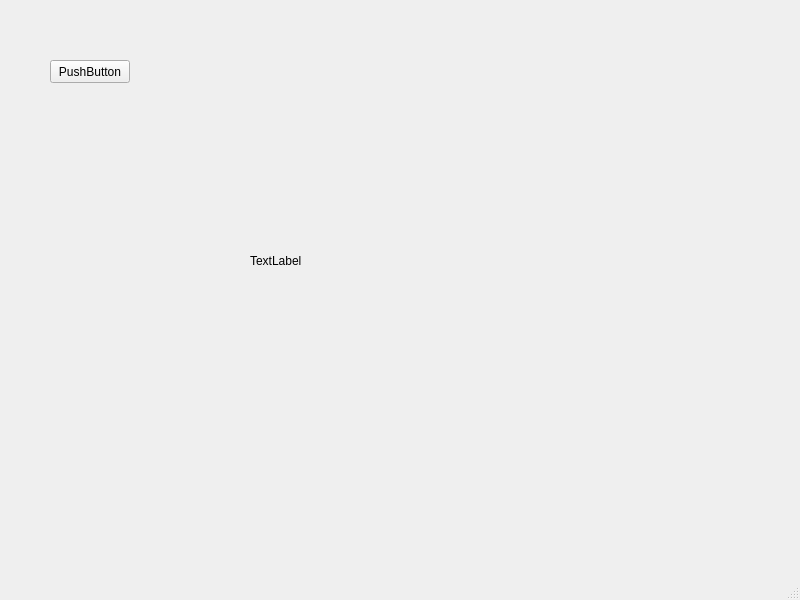
Above: test_opencv/mainwindow.ui from seanyang1-cn/omakase-in-california before the change. Below: the same form after it.
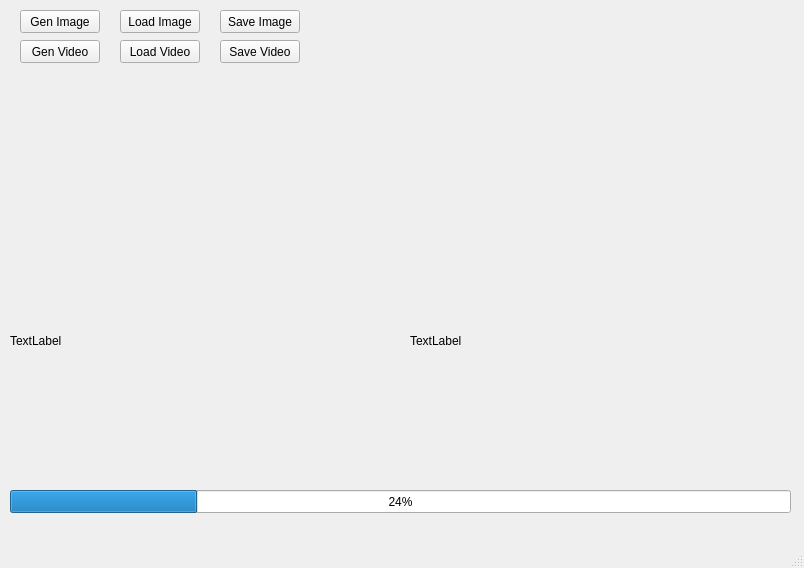
That is the form after the change.

```diff
--- a/test_opencv/mainwindow.ui
+++ b/test_opencv/mainwindow.ui
@@ -6,8 +6,8 @@
    <rect>
     <x>0</x>
     <y>0</y>
-    <width>800</width>
-    <height>600</height>
+    <width>804</width>
+    <height>568</height>
    </rect>
   </property>
   <property name="windowTitle">
@@ -17,29 +17,120 @@
    <widget class="QPushButton" name="pushButton">
     <property name="geometry">
      <rect>
-      <x>50</x>
-      <y>60</y>
+      <x>20</x>
+      <y>40</y>
       <width>80</width>
       <height>23</height>
      </rect>
     </property>
     <property name="text">
-     <string>PushButton</string>
+     <string>Gen Video</string>
     </property>
    </widget>
    <widget class="QLabel" name="imageLabel">
     <property name="geometry">
      <rect>
-      <x>250</x>
-      <y>50</y>
-      <width>481</width>
-      <height>421</height>
+      <x>410</x>
+      <y>170</y>
+      <width>381</width>
+      <height>341</height>
      </rect>
     </property>
     <property name="text">
      <string>TextLabel</string>
     </property>
    </widget>
+   <widget class="QProgressBar" name="progressBar">
+    <property name="geometry">
+     <rect>
+      <x>10</x>
+      <y>490</y>
+      <width>781</width>
+      <height>23</height>
+     </rect>
+    </property>
+    <property name="value">
+     <number>24</number>
+    </property>
+   </widget>
+   <widget class="QLabel" name="imageLabel_before">
+    <property name="geometry">
+     <rect>
+      <x>10</x>
+      <y>170</y>
+      <width>381</width>
+      <height>341</height>
+     </rect>
+    </property>
+    <property name="text">
+     <string>TextLabel</string>
+    </property>
+   </widget>
+   <widget class="QPushButton" name="pushButton_loadImage">
+    <property name="geometry">
+     <rect>
+      <x>120</x>
+      <y>10</y>
+      <width>80</width>
+      <height>23</height>
+     </rect>
+    </property>
+    <property name="text">
+     <string>Load Image</string>
+    </property>
+   </widget>
+   <widget class="QPushButton" name="pushButton_saveImage">
+    <property name="geometry">
+     <rect>
+      <x>220</x>
+      <y>10</y>
+      <width>80</width>
+      <height>23</height>
+     </rect>
+    </property>
+    <property name="text">
+     <string>Save Image</string>
+    </property>
+   </widget>
+   <widget class="QPushButton" name="pushButton_loadVideo">
+    <property name="geometry">
+     <rect>
+      <x>120</x>
+      <y>40</y>
+      <width>80</width>
+      <height>23</height>
+     </rect>
+    </property>
+    <property name="text">
+     <string>Load Video</string>
+    </property>
+   </widget>
+   <widget class="QPushButton" name="pushButton_saveVideo">
+    <property name="geometry">
+     <rect>
+      <x>220</x>
+      <y>40</y>
+      <width>80</width>
+      <height>23</height>
+     </rect>
+    </property>
+    <property name="text">
+     <string>Save Video</string>
+    </property>
+   </widget>
+   <widget class="QPushButton" name="pushButton_genImage">
+    <property name="geometry">
+     <rect>
+      <x>20</x>
+      <y>10</y>
+      <width>80</width>
+      <height>23</height>
+     </rect>
+    </property>
+    <property name="text">
+     <string>Gen Image</string>
+    </property>
+   </widget>
   </widget>
   <widget class="QMenuBar" name="menubar">
    <property name="geometry">
```
Left out of the diff: 4 changed lines with no effect on the pictures.
